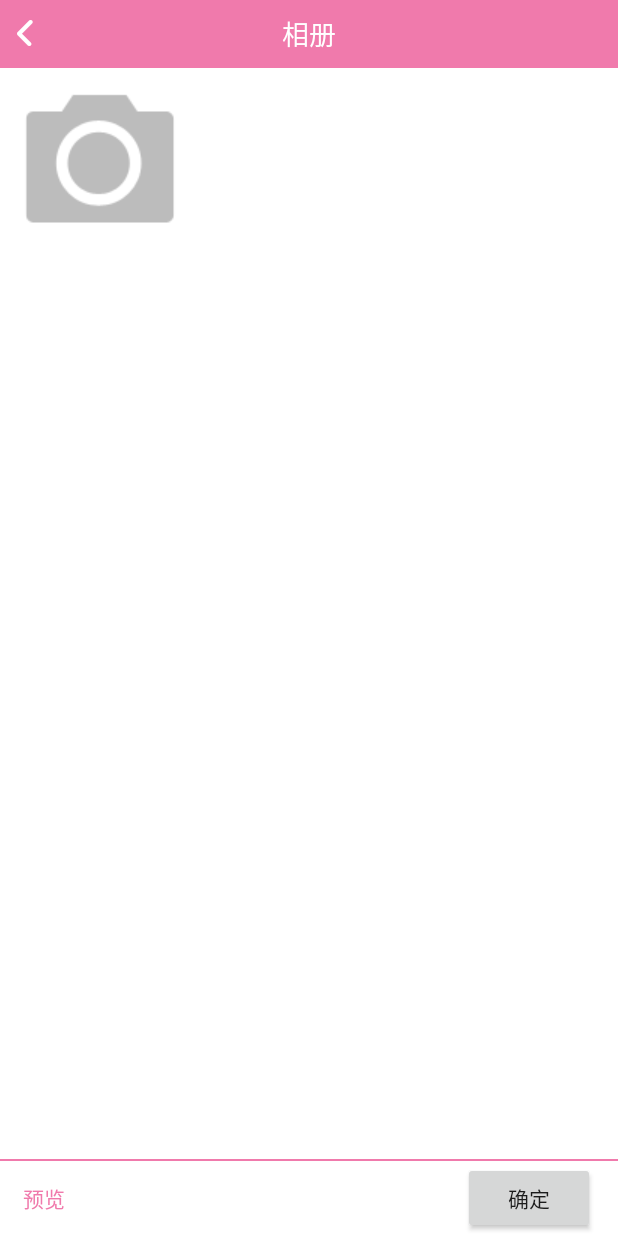
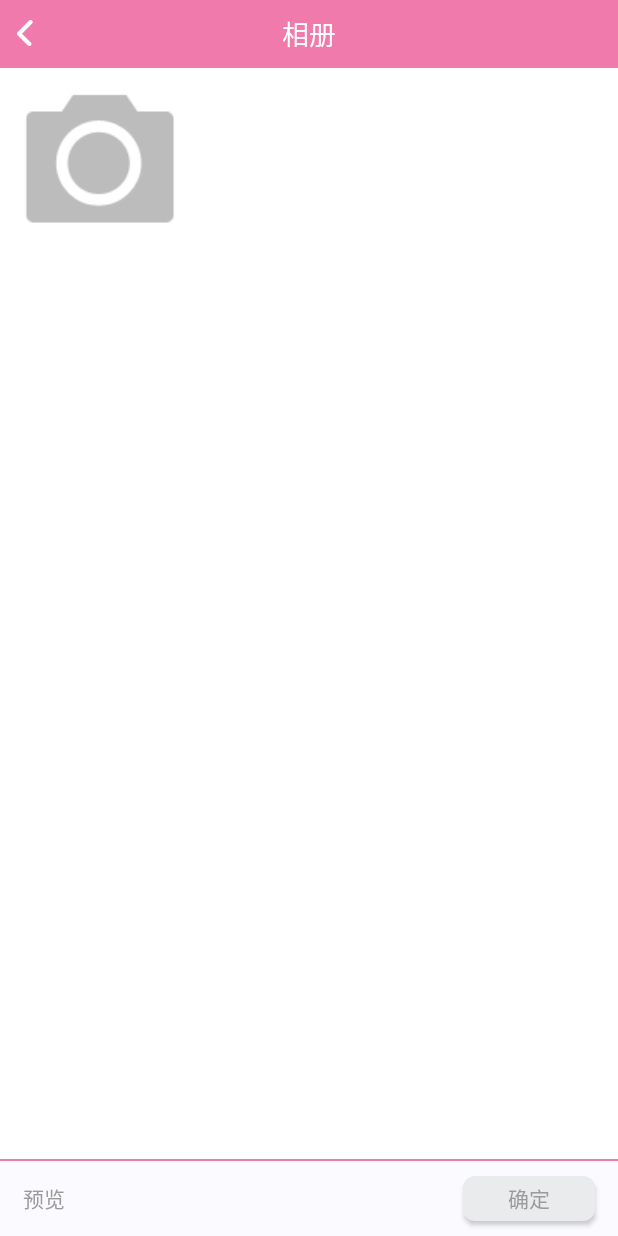
Before and after one commit to BreedMemory/BreedMemory, an Android app: the PhotoPickerActivity screen opened directly, with no data from a screen before it, on a phone screen of 412 x 824 dp. Run offline under Robolectric (Android 15) with nearby library versions, the phone set to English and light mode, and no system bars; libraries missing offline, so code that uses them is left out: com.nostra13.universalimageloader.

Commit message:
“相册”“成长”页面微调

```diff
--- /dev/null
+++ b/app/src/main/res/drawable/pick_photo_sure_no.xml
@@ -0,0 +1,10 @@
+<?xml version="1.0" encoding="utf-8"?>
+<shape xmlns:android="http://schemas.android.com/apk/res/android">
+    <solid
+        android:color="#eaebed"/>
+    <corners
+        android:bottomLeftRadius="8dp"
+        android:bottomRightRadius="8dp"
+        android:topLeftRadius="8dp"
+        android:topRightRadius="8dp"/>
+</shape>
--- /dev/null
+++ b/app/src/main/res/drawable/pick_photo_sure_yes.xml
@@ -0,0 +1,10 @@
+<?xml version="1.0" encoding="utf-8"?>
+<shape xmlns:android="http://schemas.android.com/apk/res/android">
+    <solid
+        android:color="#69c5a3"/>
+    <corners
+        android:bottomLeftRadius="8dp"
+        android:bottomRightRadius="8dp"
+        android:topLeftRadius="8dp"
+        android:topRightRadius="8dp"/>
+</shape>
--- a/app/src/main/res/layout/activity_photo_picker.xml
+++ b/app/src/main/res/layout/activity_photo_picker.xml
@@ -32,7 +32,7 @@
         <RelativeLayout
             android:layout_width="match_parent"
             android:layout_height="50dp"
-            android:background="@color/white">
+            android:background="#fbfbff">
 
             <TextView
                 android:id="@+id/tv_prview"
@@ -42,7 +42,7 @@
                 android:layout_marginLeft="15dip"
                 android:text="预览"
                 android:clickable="false"
-                android:textColor="@color/colorPrimary"
+                android:textColor="@color/textColorLight"
                 android:textSize="14dip" />
 
             <Button
@@ -52,8 +52,12 @@
                 android:layout_alignParentRight="true"
                 android:layout_centerVertical="true"
                 android:layout_marginRight="15dip"
+                android:layout_marginTop="10dip"
+                android:layout_marginBottom="10dip"
+                android:background="@drawable/pick_photo_sure_no"
                 android:clickable="false"
-                android:text="确定" />
+                android:text="确定"
+                android:textColor="@color/textColorLight"/>
         </RelativeLayout>
     </LinearLayout>
 </LinearLayout>
```
Also changed, not shown: app/src/main/java/com/yijiehl/club/android/ui/activity/PhotoPickerActivity.java (+10 -4 lines), app/src/main/res/layout/fragment_growup.xml (+38 -11 lines), app/src/main/res/drawable/growup_search.png (added), app/src/main/res/drawable/search_logo.png (added).
